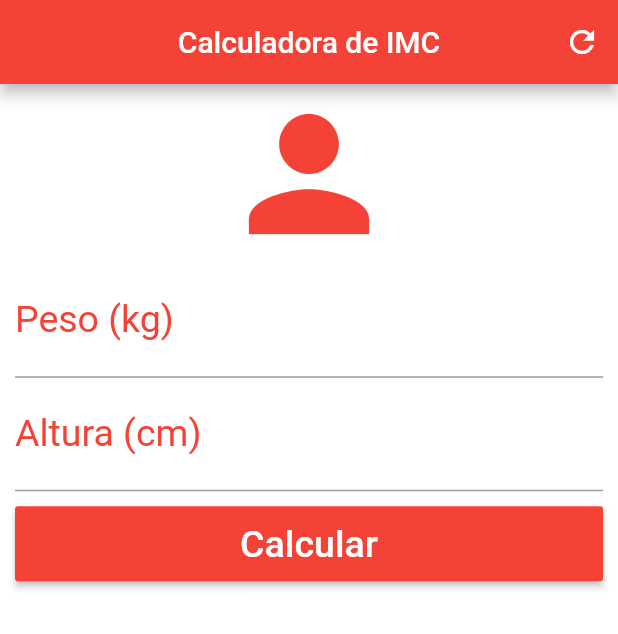
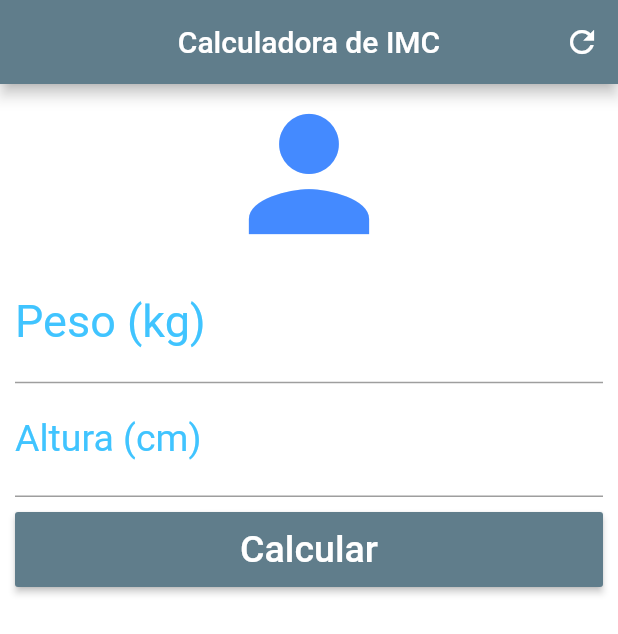
Before and after one commit to genarciso/apps-flutter-basic, a Flutter app: the screen it shows after launch, on a phone screen of 412 x 824 dp. Shown: the top 634 px of the screen. Run offline on Flutter 3.47's test engine with Material 2 defaults, Android fonts, the phone set to English and light mode, and no system bars.

Commit message:
Criar segunda app
Foi realizado a criação do segundo app, para o calculo do IMC. Nele foi realizado algumas estilizações

```diff
--- a/calculadora_imc/lib/main.dart
+++ b/calculadora_imc/lib/main.dart
@@ -53,7 +53,7 @@ class _HomeState extends State<Home> {
       appBar: AppBar(
         title: Text("Calculadora de IMC"),
         centerTitle: true,
-        backgroundColor: Colors.red,
+        backgroundColor: Colors.blueGrey,
         actions: <Widget>[
           IconButton(
             icon: Icon(Icons.refresh),
@@ -69,14 +69,14 @@ class _HomeState extends State<Home> {
           child: Column(
             crossAxisAlignment: CrossAxisAlignment.stretch,
             children: <Widget>[
-              Icon(Icons.person, size: 120, color: Colors.red),
+              Icon(Icons.person, size: 120, color: Colors.blueAccent),
               TextFormField(
                 keyboardType: TextInputType.number,
                 decoration: InputDecoration(
                     labelText: "Peso (kg)",
-                    labelStyle: TextStyle(color: Colors.red)),
+                    labelStyle: TextStyle(color: Colors.lightBlueAccent, fontSize: 30)),
                 textAlign: TextAlign.center,
-                style: TextStyle(color: Colors.red, fontSize: 25.0),
+                style: TextStyle(color: Colors.blueGrey, fontSize: 25.0),
                 controller: pesoController,
                 validator: (value) {
                   if (value.isEmpty) return "Insira seu peso!";
@@ -86,9 +86,9 @@ class _HomeState extends State<Home> {
                 keyboardType: TextInputType.number,
                 decoration: InputDecoration(
                     labelText: "Altura (cm)",
-                    labelStyle: TextStyle(color: Colors.red)),
+                    labelStyle: TextStyle(color: Colors.lightBlueAccent)),
                 textAlign: TextAlign.center,
-                style: TextStyle(color: Colors.red, fontSize: 25.0),
+                style: TextStyle(color: Colors.blueGrey, fontSize: 25.0),
                 controller: alturaController,
                 validator: (value) {
                   if (value.isEmpty) return "Insira sua altura!";
@@ -107,13 +107,13 @@ class _HomeState extends State<Home> {
                         "Calcular",
                         style: TextStyle(color: Colors.white, fontSize: 25.0),
                       ),
-                      color: Colors.red,
+                      color: Colors.blueGrey,
                     )),
               ),
               Text(
                 _textInfo,
                 textAlign: TextAlign.center,
-                style: TextStyle(color: Colors.red, fontSize: 25.0),
+                style: TextStyle(color: Colors.lightBlueAccent, fontSize: 30.0),
               )
             ], //<widget>[]
           ),
```
